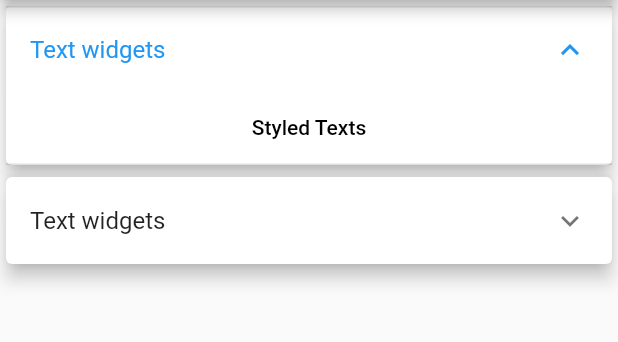
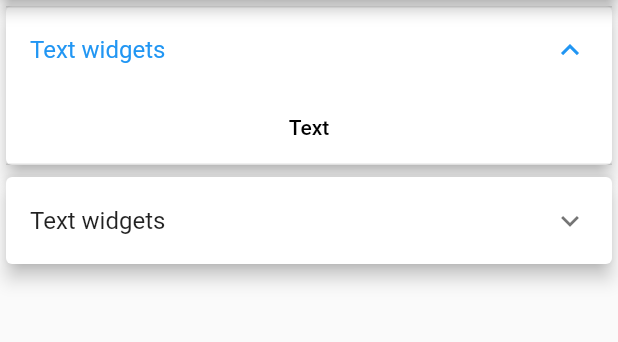
Before and after one commit to Dash-Kit/dash-kit-ui-kit, a Flutter app: the screen it shows after launch, after a tap on "Text widgets", on a phone screen of 412 x 824 dp, the part 84-426 px from its top. Run offline on Flutter 3.47's test engine with Material 2 defaults, Android fonts, the phone set to English and light mode, and no system bars.

Commit message:
fix widget states title

```diff
--- a/example/lib/widgets/styled_text.dart
+++ b/example/lib/widgets/styled_text.dart
@@ -2,8 +2,6 @@ import 'package:flutter/material.dart';
 import 'package:uikit/uikit.dart';
 
 class TextUiKitBuilder extends UiKitBuilder {
-  @override
-  String get componentGroup => 'Styled Texts';
   @override
   Type get componentType => Text;
 
--- a/lib/src/list_items/ui_group_list_item.dart
+++ b/lib/src/list_items/ui_group_list_item.dart
@@ -34,7 +34,7 @@ class UIGroupListItem extends StatelessWidget {
         color: Colors.white,
         padding: EdgeInsets.all(4),
         child: Text(
-          builder.componentGroup,
+          builder.componentType.toString(),
           style: TextStyle(
             color: Colors.black,
             fontSize: 14,
--- a/lib/src/uikit.dart
+++ b/lib/src/uikit.dart
@@ -4,9 +4,10 @@ typedef RegisterUiComponentsCallback = List<UiComponentGroup> Function();
 
 abstract class UiKit {
   static RegisterUiComponentsCallback _registrationCallback;
+
   static List<UiComponentGroup> get uiComponentsGroups {
     final builders = _registrationCallback() ?? [];
-    // Group here builders by component group field in the builders
+
     return builders;
   }
 
--- a/lib/src/uikit_builder.dart
+++ b/lib/src/uikit_builder.dart
@@ -3,9 +3,11 @@ import 'package:uikit/src/modals/component_state.dart';
 
 abstract class UiKitBuilder {
   List<ComponentState> _componentStates = [];
-  String get componentGroup;
+
   Type get componentType;
+
   void buildComponentStates();
+
   List<ComponentState> getComponentsStates() {
     _componentStates = [];
     buildComponentStates();
--- a/lib/src/widget_states_modal.dart
+++ b/lib/src/widget_states_modal.dart
@@ -31,10 +31,9 @@ class WidgetStatesModal extends ModalRoute<void> {
     Animation<double> animation,
     Animation<double> secondaryAnimation,
   ) {
-    // This makes sure that text and other content follows the material style
     return Scaffold(
       appBar: AppBar(
-        title: Text(builder.componentGroup),
+        title: Text(builder.componentType.toString()),
         leading: IconButton(
           icon: Icon(Icons.close),
           onPressed: () => Navigator.of(context).pop(),
```
Also changed, not shown: 1 other file.
